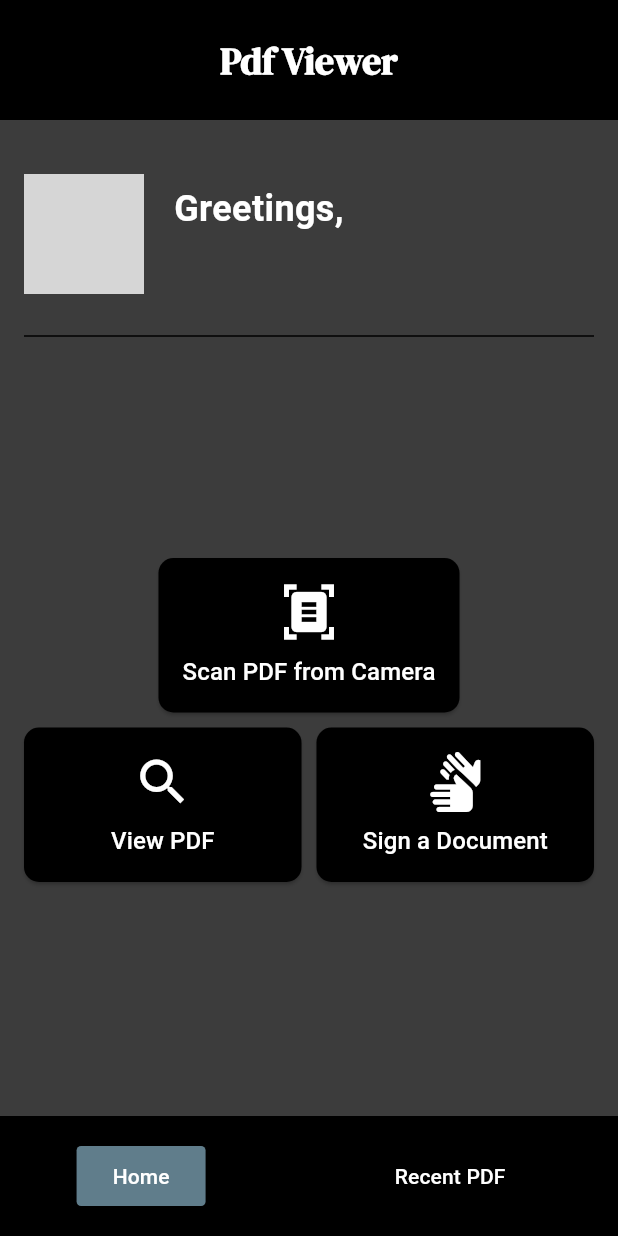
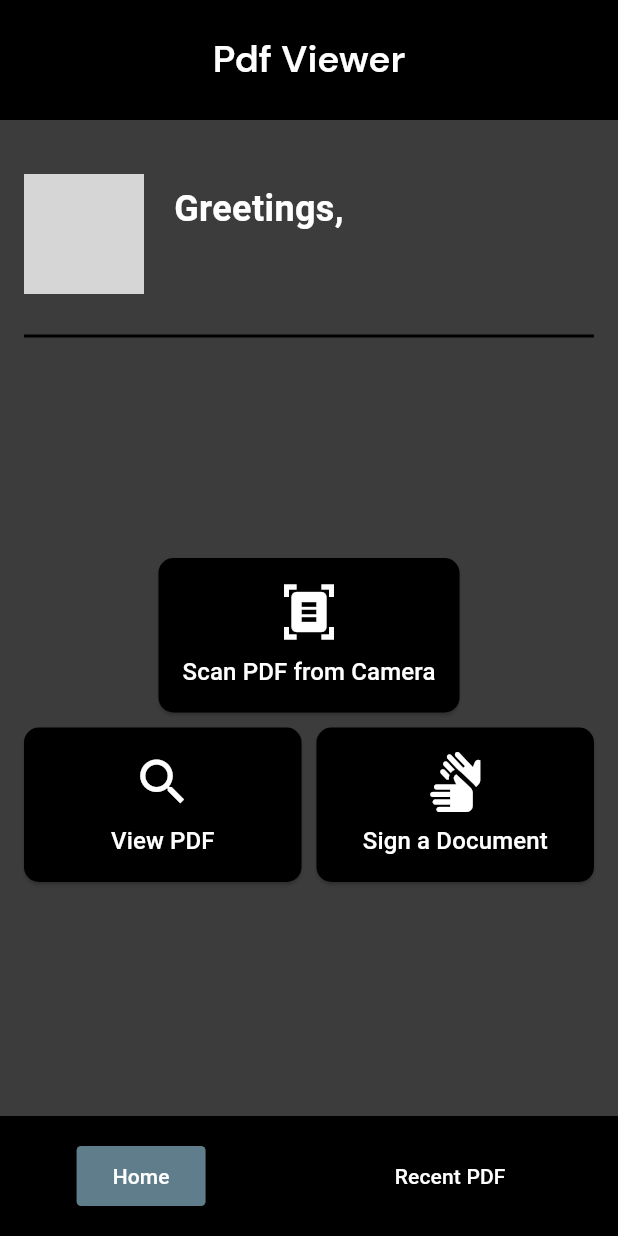
Before and after one commit to im-nilesh/pdf_viewer, a Flutter app: the screen it shows after launch, after a tap on "Next", on a phone screen of 412 x 824 dp. Run offline on Flutter 3.47's test engine with Material 3 defaults, Android fonts, the phone set to English and light mode, and no system bars; our stand-ins replace google_fonts, image_picker, shared_preferences; missing offline and left inert: flutter_pdfview; network calls fail; grey boxes are pictures that could not be loaded.

Commit message:
custom navigation bar done

```diff
--- a/lib/screens/Mainscreen.dart
+++ b/lib/screens/Mainscreen.dart
@@ -24,7 +24,7 @@ class _MainScreenState extends State<MainScreen> {
         title: Center(
           child: Text(
             'Pdf Viewer',
-            style: GoogleFonts.dmSerifDisplay(
+            style: GoogleFonts.dmSans(
               textStyle: const TextStyle(
                 fontSize: 25,
                 fontWeight: FontWeight.w600,
@@ -76,7 +76,7 @@ class _MainScreenState extends State<MainScreen> {
             const SizedBox(height: 20),
             const Divider(
               color: Colors.black,
-              thickness: 1,
+              thickness: 2,
             ),
             Expanded(
               child: Column(
--- a/lib/widgets/custom_bottom_navigation_bar.dart
+++ b/lib/widgets/custom_bottom_navigation_bar.dart
@@ -42,7 +42,7 @@ class CustomBottomNavigationBar extends StatelessWidget {
                   currentIndex == 1 ? Colors.blueGrey : Colors.black,
               shape: RoundedRectangleBorder(
                 borderRadius:
-                    BorderRadius.circular(0), // Adjust border radius as needed
+                    BorderRadius.circular(3), // Adjust border radius as needed
               ),
             ),
           ),
```
